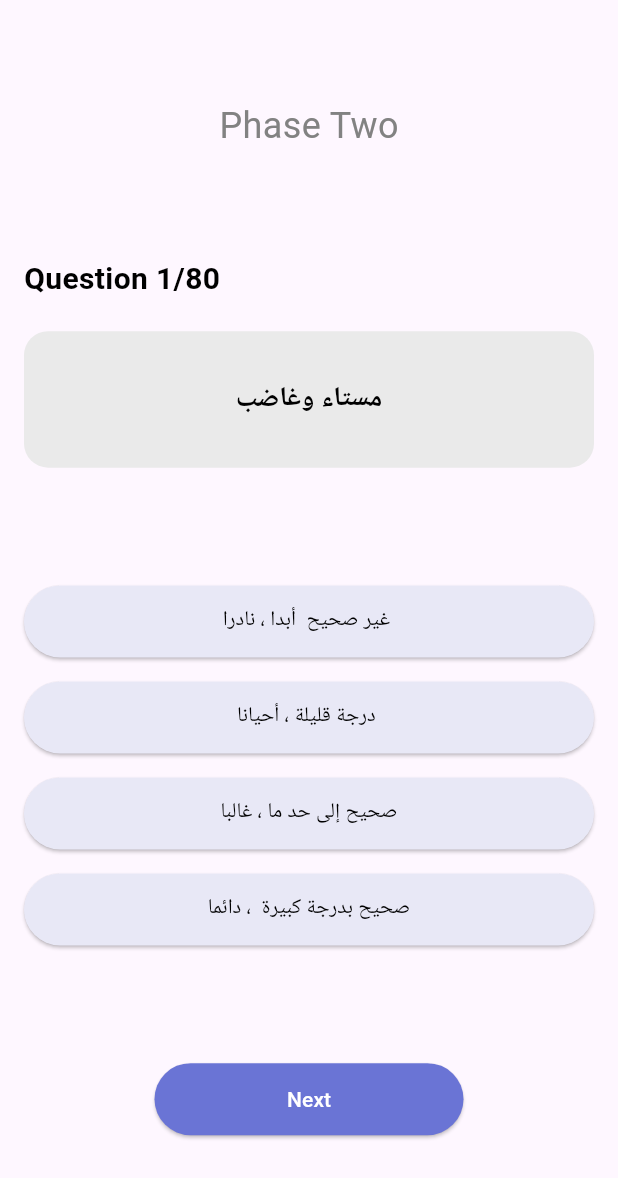
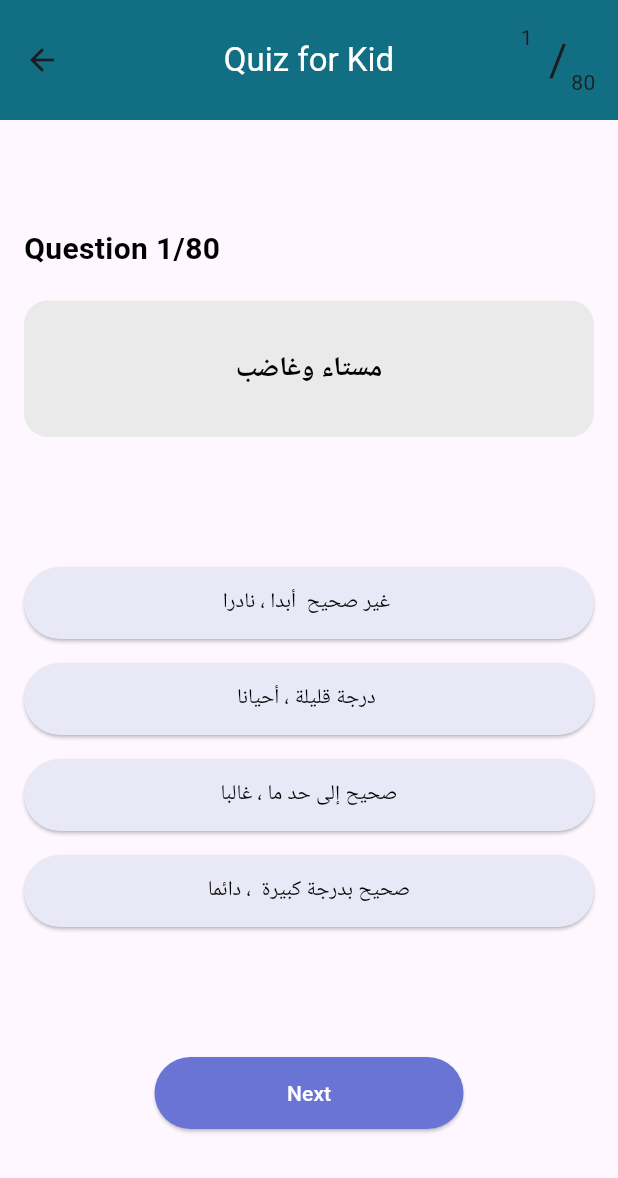
Before and after one commit to Al-Dos024/Neuro-Rush, a Flutter app: the screen it shows after launch, after a tap on "Go to quiz phase", on a phone screen of 412 x 824 dp. Shown: the top 1178 px of the screen. Run offline on Flutter 3.47's test engine with Material 3 defaults, Android fonts, the phone set to English and light mode, and no system bars; our stand-ins replace font_awesome_flutter, google_fonts, smooth_page_indicator.

Commit message:
started with appbar quiz for kid

```diff
--- a/lib/features/quiz for kid/presentation/screens/def_the_kid.dart
+++ b/lib/features/quiz for kid/presentation/screens/def_the_kid.dart
@@ -1,5 +1,4 @@
 import 'package:adhd/constants.dart';
-import 'package:adhd/features/onborading/presentation/screens/widgets/custombutton.dart';
 import 'package:flutter/material.dart';
 
 import 'kid.dart';
@@ -131,6 +130,7 @@ class _DefineTheKidState extends State<DefineTheKid> {
           ),
 
           ////////////////////////////////////////////////////////////
+
           const SizedBox(
             height: 28,
           ),
@@ -238,6 +238,7 @@ class _DefineTheKidState extends State<DefineTheKid> {
           const SizedBox(
             height: 40,
           ),
+
           Align(
             alignment: Alignment.topRight,
             child: TextButton.icon(
--- a/lib/features/quiz for kid/presentation/screens/kid.dart
+++ b/lib/features/quiz for kid/presentation/screens/kid.dart
@@ -1,4 +1,5 @@
 // ignore_for_file: avoid_print
+import 'package:adhd/constants.dart';
 import 'package:adhd/features/quiz%20for%20kid/data/Dataset/female/female12-14.dart';
 import 'package:adhd/features/quiz%20for%20kid/data/Dataset/female/female15-17.dart';
 import 'package:adhd/features/quiz%20for%20kid/data/Dataset/female/female3-5.dart';
@@ -36,17 +37,53 @@ class _QuizForKidsState extends State<QuizForKids> {
   @override
   Widget build(BuildContext context) {
     return Scaffold(
+      appBar: AppBar(
+        toolbarHeight: 80,
+        backgroundColor: kBluecolor_1,
+        title: const Text(
+          "Quiz for Kid",
+          style: TextStyle(color: Colors.white),
+        ),
+        centerTitle: true,
+        actions: [
+          Stack(
+            children: <Widget>[
+              Container(
+                width: 80,
+                height: 80,
+                padding: EdgeInsets.all(15.0),
+                alignment: Alignment.center,
+                child: Text(
+                  "/",
+                  style: TextStyle(fontSize: 30),
+                ),
+              ),
+              Container(
+                width: 80,
+                height: 80,
+                padding: EdgeInsets.all(15.0),
+                alignment: Alignment.topLeft,
+                child: Text(
+                  '${currentQuestionIndex + 1}',
+                ),
+              ),
+              Container(
+                width: 80,
+                height: 80,
+                padding: EdgeInsets.all(15.0),
+                alignment: Alignment.bottomRight,
+                child: Text(
+                  questionList.length.toString(),
+                ),
+              ),
+            ],
+          ),
+        ],
+      ),
       body: Container(
         margin: const EdgeInsets.symmetric(horizontal: 16, vertical: 32),
         child:
             Column(mainAxisAlignment: MainAxisAlignment.spaceAround, children: [
-          const Text(
-            "Phase Two",
-            style: TextStyle(
-              color: Color(0xff828282),
-              fontSize: 24,
-            ),
-          ),
           _questionWidget(),
           _answerList(),
           _nextButton(),
--- /dev/null
+++ b/lib/features/quiz for kid/presentation/widgets/custom_appbar.dart
@@ -0,0 +1,23 @@
+import 'package:flutter/material.dart';
+import 'package:font_awesome_flutter/font_awesome_flutter.dart';
+
+class CustomAppBar extends StatelessWidget {
+  const CustomAppBar({Key? key}) : super(key: key);
+
+  @override
+  Widget build(BuildContext context) {
+    return Padding(
+      padding: const EdgeInsets.only(top: 40, bottom: 20),
+      child: Row(
+        children: [
+          IconButton(
+              onPressed: () {},
+              icon: const Icon(
+                FontAwesomeIcons.magnifyingGlass,
+                size: 22,
+              ))
+        ],
+      ),
+    );
+  }
+}
```
Also changed, not shown: pubspec.yaml (+5 -17 lines), assets/icons/slash not the one.png (added), assets/icons/slash.png (added), pubspec.lock.
